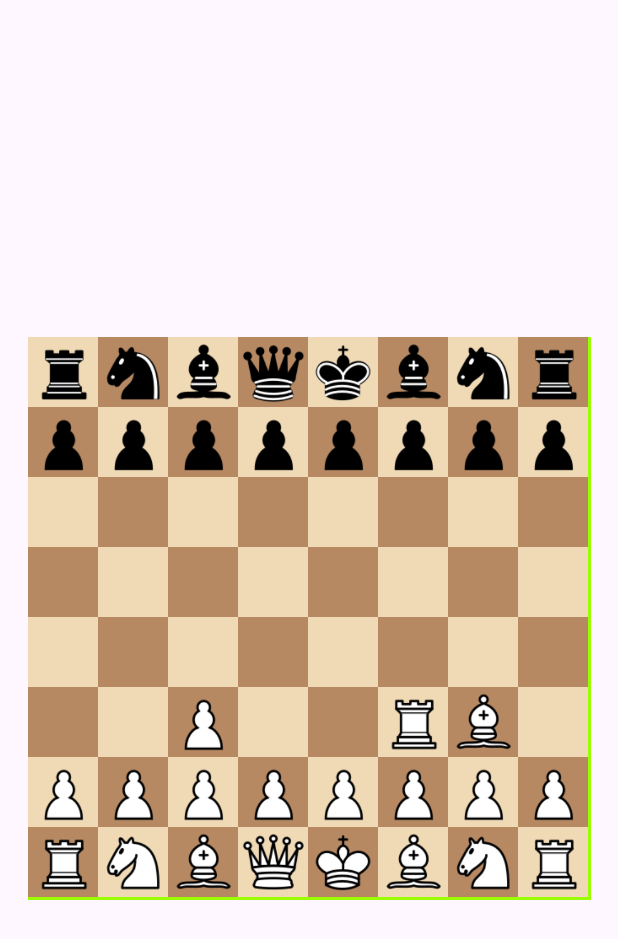
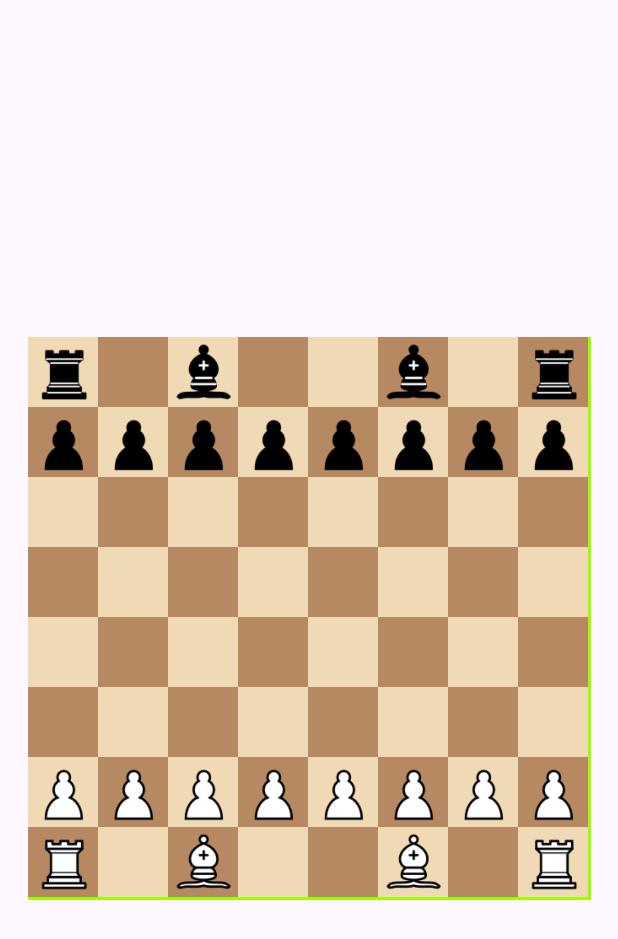
Before and after one commit to Niels023/android-minigames-app, an Android app: the ChessActivity screen opened directly, with no data from a screen before it, on a phone screen of 412 x 824 dp. Shown: the top 939 px of the screen. Run offline under Robolectric (Android 15) with nearby library versions, the light colour scheme and no system bars.

Commit message:
Update ChessActivity.java
Removed pieces that do not exist yet

```diff
--- a/app/src/main/java/com/example/minigamesapp/ChessActivity.java
+++ b/app/src/main/java/com/example/minigamesapp/ChessActivity.java
@@ -60,20 +60,20 @@ public class ChessActivity extends AppCompatActivity {
         }
         Log.d("ChessGame", "--// Placed Rooks");
 
-        // Knights
-        Log.d("ChessGame", "--// Placing Knights");
-        for (int row = 0; row < 8; row++){
-            for (int col = 0; col < 8; col++) {
-                if (row == 0 && (col == 1 || col == 6)) {
-                    ImageView square = (ImageView) board.gridLayout.getChildAt(getIndexFromPosition(new Position(row,col)));
-                    square.setImageResource(R.drawable.black_knight);
-                } else if (row == 7 && (col == 1 || col == 6)) {
-                    ImageView square = (ImageView) board.gridLayout.getChildAt(getIndexFromPosition(new Position(row,col)));
-                    square.setImageResource(R.drawable.white_knight);
-                }
-            }
-        }
-        Log.d("ChessGame", "--// Placed Knights");
+//        // Knights
+//        Log.d("ChessGame", "--// Placing Knights");
+//        for (int row = 0; row < 8; row++){
+//            for (int col = 0; col < 8; col++) {
+//                if (row == 0 && (col == 1 || col == 6)) {
+//                    ImageView square = (ImageView) board.gridLayout.getChildAt(getIndexFromPosition(new Position(row,col)));
+//                    square.setImageResource(R.drawable.black_knight);
+//                } else if (row == 7 && (col == 1 || col == 6)) {
+//                    ImageView square = (ImageView) board.gridLayout.getChildAt(getIndexFromPosition(new Position(row,col)));
+//                    square.setImageResource(R.drawable.white_knight);
+//                }
+//            }
+//        }
+//        Log.d("ChessGame", "--// Placed Knights");
 
         // Bishops
         Log.d("ChessGame", "--// Placing Bishops");
@@ -90,35 +90,35 @@ public class ChessActivity extends AppCompatActivity {
         }
         Log.d("ChessGame", "--// Placed Bishops");
 
-        // Queens
-        Log.d("ChessGame", "--// Placing Queens");
-        for (int row = 0; row < 8; row++){
-            for (int col = 0; col < 8; col++) {
-                if (row == 0 && col == 3) {
-                    ImageView square = (ImageView) board.gridLayout.getChildAt(getIndexFromPosition(new Position(row,col)));
-                    square.setImageResource(R.drawable.black_queen);
-                } else if (row == 7 && col == 3) {
-                    ImageView square = (ImageView) board.gridLayout.getChildAt(getIndexFromPosition(new Position(row,col)));
-                    square.setImageResource(R.drawable.white_queen);
-                }
-            }
-        }
-        Log.d("ChessGame", "--// Placed Queens");
-
-        // Kings
-        Log.d("ChessGame", "--// Placing Kings");
-        for (int row = 0; row < 8; row++){
-            for (int col = 0; col < 8; col++) {
-                if (row == 0 && col == 4) {
-                    ImageView square = (ImageView) board.gridLayout.getChildAt(getIndexFromPosition(new Position(row,col)));
-                    square.setImageResource(R.drawable.black_king);
-                } else if (row == 7 && col == 4) {
-                    ImageView square = (ImageView) board.gridLayout.getChildAt(getIndexFromPosition(new Position(row,col)));
-                    square.setImageResource(R.drawable.white_king);
-                }
-            }
-        }
-        Log.d("ChessGame", "--// Placed Kings");
+//        // Queens
+//        Log.d("ChessGame", "--// Placing Queens");
+//        for (int row = 0; row < 8; row++){
+//            for (int col = 0; col < 8; col++) {
+//                if (row == 0 && col == 3) {
+//                    ImageView square = (ImageView) board.gridLayout.getChildAt(getIndexFromPosition(new Position(row,col)));
+//                    square.setImageResource(R.drawable.black_queen);
+//                } else if (row == 7 && col == 3) {
+//                    ImageView square = (ImageView) board.gridLayout.getChildAt(getIndexFromPosition(new Position(row,col)));
+//                    square.setImageResource(R.drawable.white_queen);
+//                }
+//            }
+//        }
+//        Log.d("ChessGame", "--// Placed Queens");
+//
+//        // Kings
+//        Log.d("ChessGame", "--// Placing Kings");
+//        for (int row = 0; row < 8; row++){
+//            for (int col = 0; col < 8; col++) {
+//                if (row == 0 && col == 4) {
+//                    ImageView square = (ImageView) board.gridLayout.getChildAt(getIndexFromPosition(new Position(row,col)));
+//                    square.setImageResource(R.drawable.black_king);
+//                } else if (row == 7 && col == 4) {
+//                    ImageView square = (ImageView) board.gridLayout.getChildAt(getIndexFromPosition(new Position(row,col)));
+//                    square.setImageResource(R.drawable.white_king);
+//                }
+//            }
+//        }
+//        Log.d("ChessGame", "--// Placed Kings");
 
         // Black Pawns
         Log.d("ChessGame", "--// Placing Black Pawns");
@@ -140,12 +140,12 @@ public class ChessActivity extends AppCompatActivity {
 
         board.pieces = new ArrayList<>(Arrays.asList(
                 // Black Bishops
-                new Bishop(false, new Position(0, 2), (ImageView) board.gridLayout.getChildAt(getIndexFromPosition(new Position(7,2)))),
-                new Bishop(false, new Position(0, 5), (ImageView) board.gridLayout.getChildAt(getIndexFromPosition(new Position(7,2)))),
+                new Bishop(false, new Position(0, 2), (ImageView) board.gridLayout.getChildAt(getIndexFromPosition(new Position(0,2)))),
+                new Bishop(false, new Position(0, 5), (ImageView) board.gridLayout.getChildAt(getIndexFromPosition(new Position(0,5)))),
 
                 // White Bishops
                 new Bishop(true, new Position(7, 2), (ImageView) board.gridLayout.getChildAt(getIndexFromPosition(new Position(7,2)))),
-                new Bishop(true, new Position(7, 5), (ImageView) board.gridLayout.getChildAt(getIndexFromPosition(new Position(7,2)))),
+                new Bishop(true, new Position(7, 5), (ImageView) board.gridLayout.getChildAt(getIndexFromPosition(new Position(7,5)))),
 
                 // Black Rooks
                 new Rook(false, new Position(0,0), (ImageView) board.gridLayout.getChildAt(getIndexFromPosition(new Position(0,0)))),
@@ -156,9 +156,9 @@ public class ChessActivity extends AppCompatActivity {
                 new Rook(true, new Position(7,7), (ImageView) board.gridLayout.getChildAt(getIndexFromPosition(new Position(7,7)))),
 
                 // Extras
-                new Pawn(true, new Position(5,2), (ImageView) board.gridLayout.getChildAt(getIndexFromPosition(new Position(5,2)))),
-                new Rook(true, new Position(5,5), (ImageView) board.gridLayout.getChildAt(getIndexFromPosition(new Position(5,5)))),
-                new Bishop(true, new Position(5,6), (ImageView) board.gridLayout.getChildAt(getIndexFromPosition(new Position(5,6)))),
+//                new Pawn(true, new Position(5,2), (ImageView) board.gridLayout.getChildAt(getIndexFromPosition(new Position(5,2)))),
+//                new Rook(true, new Position(5,5), (ImageView) board.gridLayout.getChildAt(getIndexFromPosition(new Position(5,5)))),
+//                new Bishop(true, new Position(5,6), (ImageView) board.gridLayout.getChildAt(getIndexFromPosition(new Position(5,6)))),
 
                 // Black Pawns
                 new Pawn(false,new Position(1,0), (ImageView) board.gridLayout.getChildAt(getIndexFromPosition(new Position(1,0)))),
```
